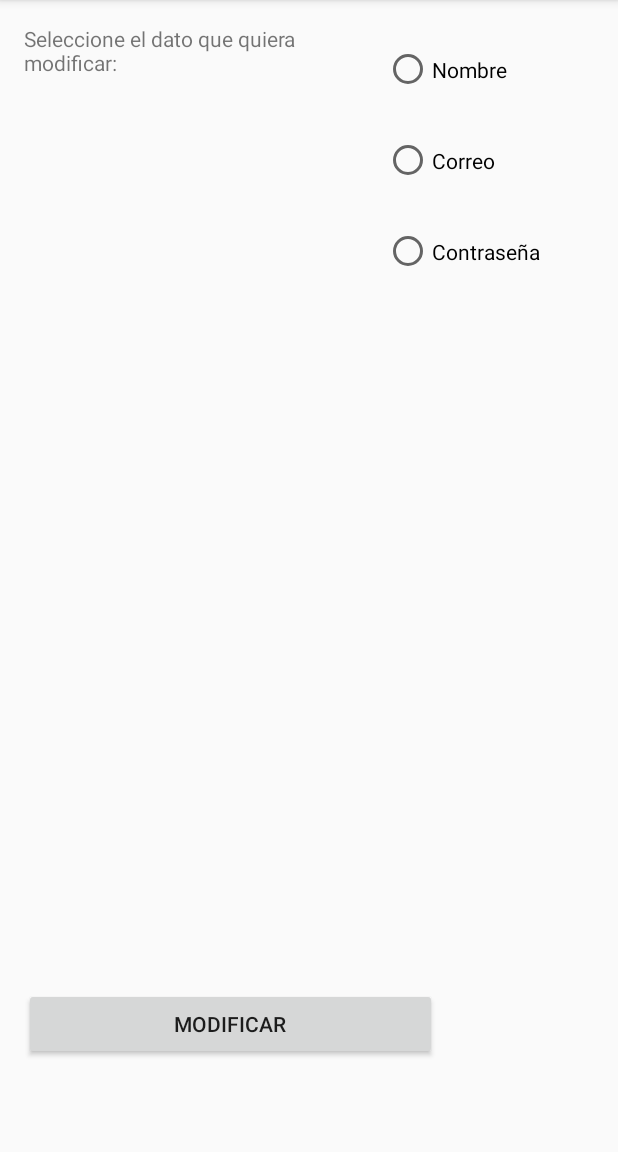
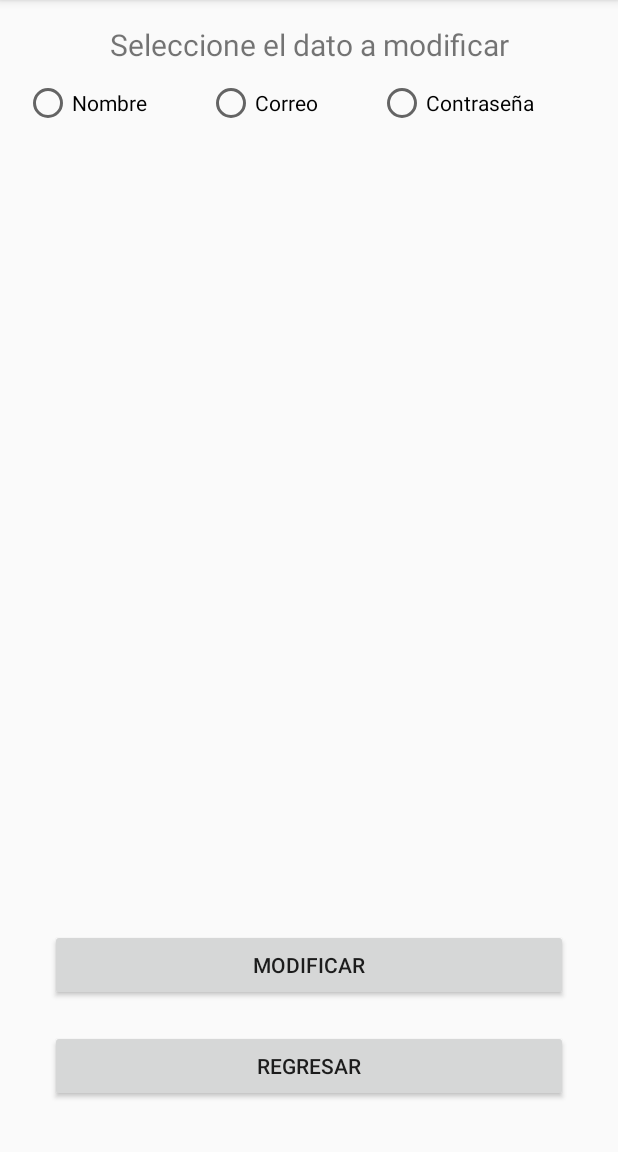
Before and after one commit to SanchezPepe/AndroidESNAJ, an Android app: the ModificaMaes screen opened directly, with no data from a screen before it, on a phone screen of 412 x 824 dp, the part 84-1236 px from its top. Run offline under Robolectric (Android 15) with nearby library versions, the phone set to English and light mode, and no system bars.

Commit message:
Baja de alumnos y ListView funcionando Modificaciones de IG a las Modificaciones de alumno y maestro

```diff
--- a/app/src/main/java/com/esnaj/androidesnaj/BajaAlumnos.java
+++ b/app/src/main/java/com/esnaj/androidesnaj/BajaAlumnos.java
@@ -5,6 +5,7 @@ import android.app.Fragment;
 import android.app.FragmentManager;
 import android.app.FragmentTransaction;
 import android.content.DialogInterface;
+import android.content.Intent;
 import android.support.v7.app.AlertDialog;
 import android.support.v7.app.AppCompatActivity;
 import android.os.Bundle;
@@ -26,5 +27,7 @@ public class BajaAlumnos extends AppCompatActivity {
         ft.commit();
     }
 
-
+    public void regresar(View v) {
+        finish();
+    }
 }
--- a/app/src/main/java/com/esnaj/androidesnaj/InterfaceBD.java
+++ b/app/src/main/java/com/esnaj/androidesnaj/InterfaceBD.java
@@ -199,7 +199,7 @@ public class InterfaceBD  {
         return res;
     }
 
-    public int eliminaAl(int id) {
+    public int eliminaAl(long id) {
         int res = db.delete("alumnos", "_id = " + id, null);
         db.close();
         return res;
--- a/app/src/main/java/com/esnaj/androidesnaj/ModificaAlum.java
+++ b/app/src/main/java/com/esnaj/androidesnaj/ModificaAlum.java
@@ -85,4 +85,8 @@ public class ModificaAlum extends AppCompatActivity implements BlankFragment.OnF
     public void onFragmentInteraction(Uri uri) {
 
     }
+
+    public void regresa(View v){
+        finish();
+    }
 }
--- a/app/src/main/java/com/esnaj/androidesnaj/ModificaMaes.java
+++ b/app/src/main/java/com/esnaj/androidesnaj/ModificaMaes.java
@@ -3,9 +3,11 @@ package com.esnaj.androidesnaj;
 import android.app.Fragment;
 import android.app.FragmentManager;
 import android.app.FragmentTransaction;
+import android.content.Intent;
 import android.net.Uri;
 import android.support.v7.app.AppCompatActivity;
 import android.os.Bundle;
+import android.view.View;
 import android.widget.RadioGroup;
 import android.widget.TextView;
 
@@ -61,4 +63,8 @@ public class ModificaMaes extends AppCompatActivity implements BlankFragment.OnF
     public void onFragmentInteraction(Uri uri) {
 
     }
+
+    public void regresaM(View v){
+        finish();
+    }
 }
--- a/app/src/main/res/layout/activity_modifica_maes.xml
+++ b/app/src/main/res/layout/activity_modifica_maes.xml
@@ -10,33 +10,38 @@
     android:paddingTop="@dimen/activity_vertical_margin"
     tools:context="com.esnaj.androidesnaj.ModificaMaes">
 
-    <LinearLayout
-        android:orientation="vertical"
-        android:layout_width="match_parent"
-        android:layout_height="match_parent"
-        android:weightSum="1"
-        android:layout_alignParentTop="true"
+    <TextView
+        android:text="Seleccione el dato a modificar"
+        android:gravity="center"
+        android:textSize="20dp"
+        android:layout_width="wrap_content"
+        android:layout_height="wrap_content"
+        android:id="@+id/textView3"
+        android:layout_alignParentRight="true"
+        android:layout_alignParentEnd="true"
         android:layout_alignParentLeft="true"
-        android:layout_alignParentStart="true">
+        android:layout_alignParentStart="true" />
 
     <LinearLayout
         android:orientation="horizontal"
         android:layout_width="match_parent"
         android:layout_height="wrap_content"
-            android:weightSum="1">
+        android:weightSum="1"
+        android:layout_alignParentTop="true">
 
-            <TextView
-                android:text="Seleccione el dato que quiera modificar: "
-                android:layout_width="120dp"
-                android:layout_height="63dp"
-                android:id="@+id/textView3"
-                android:layout_weight="2.05" />
+    </LinearLayout>
 
     <RadioGroup
-                android:layout_width="201dp"
-                android:layout_height="182dp"
-                android:layout_weight="0.95"
-                android:id="@+id/grupoMa">
+        android:layout_width="wrap_content"
+        android:layout_height="wrap_content"
+        android:orientation="horizontal"
+        android:id="@+id/grupoMa"
+        android:layout_marginTop="9dp"
+        android:layout_below="@+id/textView3"
+        android:layout_alignParentLeft="true"
+        android:layout_alignParentStart="true"
+        android:layout_alignParentRight="true"
+        android:layout_alignParentEnd="true">
 
         <RadioButton
             android:text="Nombre"
@@ -61,30 +66,54 @@
 
     </RadioGroup>
 
-        </LinearLayout>
 
     <TextView
         android:text=""
+        android:textSize="18dp"
+        android:layout_marginTop="10dp"
+        android:layout_below="@id/grupoMa"
         android:layout_width="match_parent"
         android:layout_height="wrap_content"
         android:id="@+id/tvTituloM"
-            android:layout_weight="0.12" />
-
+        android:gravity="center"/>
 
     <RelativeLayout
         android:layout_width="match_parent"
-            android:layout_height="114dp"
-            android:layout_weight="0.76"
-            android:id="@+id/fragmentosM">
+        android:layout_height="match_parent"
+        android:id="@+id/fragmentosM"
+        android:layout_below="@+id/tvTituloM"
+        android:layout_alignParentLeft="true"
+        android:layout_alignParentStart="true">
 
     </RelativeLayout>
 
+    <RelativeLayout
+        android:layout_width="match_parent"
+        android:layout_height="150dp"
+        android:layout_alignParentBottom="true"
+        android:layout_alignParentLeft="true"
+        android:layout_alignParentStart="true"
+        android:id="@+id/relativeLayout">
+
+        <Button
+            android:text="Regresar"
+            android:onClick="regresaM"
+            android:layout_width="match_parent"
+            android:layout_height="wrap_content"
+            android:id="@+id/button5"
+            android:layout_margin="17dp"
+            android:layout_alignParentBottom="true"
+            android:layout_alignParentLeft="true"
+            android:layout_alignParentStart="true" />
+
         <Button
             android:text="Modificar"
-            android:layout_width="275dp"
+            android:layout_margin="17dp"
+            android:layout_width="match_parent"
             android:layout_height="wrap_content"
             android:id="@+id/button4"
-            android:elevation="0dp" />
+            android:layout_marginBottom="9dp" />
+    </RelativeLayout>
 
-    </LinearLayout>
+
 </RelativeLayout>
--- a/app/src/main/res/layout/fragment_fragmento_categoria.xml
+++ b/app/src/main/res/layout/fragment_fragmento_categoria.xml
@@ -8,6 +8,6 @@
 
     <Spinner
         android:layout_width="match_parent"
-        android:layout_height="wrap_content"
+        android:layout_height="35dp"
         android:id="@+id/spinFrac" />
 </FrameLayout>
--- a/app/src/main/res/layout/fragment_fragmento_linea.xml
+++ b/app/src/main/res/layout/fragment_fragmento_linea.xml
@@ -7,7 +7,7 @@
     <!-- TODO: Update blank fragment layout -->
 
     <EditText
-        android:layout_width="wrap_content"
+        android:layout_width="match_parent"
         android:layout_height="wrap_content"
         android:inputType="textPersonName"
         android:text=""
```
Also changed, not shown: app/src/main/java/com/esnaj/androidesnaj/ListaAlumnos.java (+33 -10 lines), app/src/main/res/layout/activity_baja_alumnos.xml (+20 -8 lines), app/src/main/res/layout/activity_modifica_alum.xml (+55 -36 lines), app/src/main/res/layout/formato_renglon.xml (+40 -15 lines), app/src/main/res/layout/fragment_fragmento_contra.xml (+6 -5 lines), 1 other file. Lines whose indentation alone changed are shown as unchanged.
